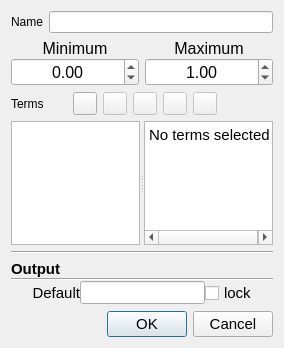
This is qtfuzzylite/ui/Variable.ui in fuzzylite/fuzzylite as Qt 5 draws it before an edit. The edited form follows.
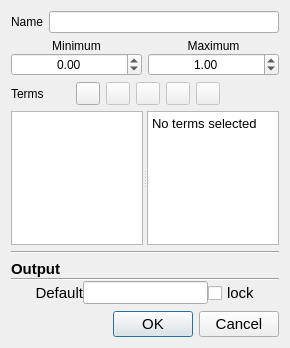
This is the edited form. Icons and pictures are not drawn.

The edit to the form file:
```diff
--- a/qtfuzzylite/ui/Variable.ui
+++ b/qtfuzzylite/ui/Variable.ui
@@ -9,7 +9,7 @@
    <rect>
     <x>0</x>
     <y>0</y>
-    <width>284</width>
+    <width>290</width>
     <height>348</height>
    </rect>
   </property>
@@ -19,6 +19,11 @@
     <verstretch>0</verstretch>
    </sizepolicy>
   </property>
+  <property name="font">
+   <font>
+    <family>Arial</family>
+   </font>
+  </property>
   <property name="windowTitle">
    <string>Variable</string>
   </property>
@@ -68,11 +73,6 @@
            <verstretch>0</verstretch>
           </sizepolicy>
          </property>
-         <property name="font">
-          <font>
-           <pointsize>12</pointsize>
-          </font>
-         </property>
          <property name="text">
           <string>Minimum</string>
          </property>
@@ -83,11 +83,6 @@
        </item>
        <item>
         <widget class="QDoubleSpinBox" name="sbx_min">
-         <property name="font">
-          <font>
-           <pointsize>12</pointsize>
-          </font>
-         </property>
          <property name="alignment">
           <set>Qt::AlignCenter</set>
          </property>
@@ -117,11 +112,6 @@
            <verstretch>0</verstretch>
           </sizepolicy>
          </property>
-         <property name="font">
-          <font>
-           <pointsize>12</pointsize>
-          </font>
-         </property>
          <property name="text">
           <string>Maximum</string>
          </property>
@@ -132,11 +122,6 @@
        </item>
        <item>
         <widget class="QDoubleSpinBox" name="sbx_max">
-         <property name="font">
-          <font>
-           <pointsize>12</pointsize>
-          </font>
-         </property>
          <property name="alignment">
           <set>Qt::AlignCenter</set>
          </property>
@@ -327,7 +312,7 @@
           </property>
           <property name="font">
            <font>
-            <pointsize>11</pointsize>
+            <pointsize>10</pointsize>
            </font>
           </property>
           <property name="lineWrapMode">
```
